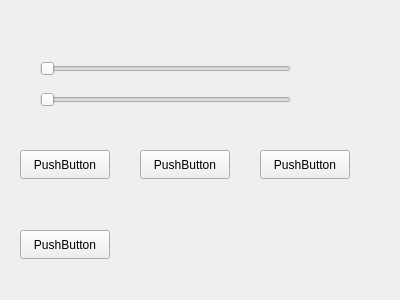
First picture: the form in settingpage.ui, repository mobinaebrahim/Slay-The-Spire, before the edit.
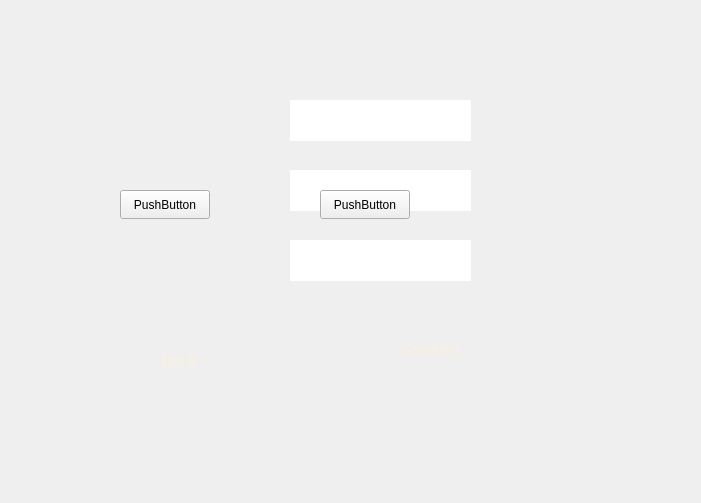
Second picture: the form after the edit. Icons and pictures are not drawn.

Commit message: feat : Add change password in setting

Patch:
```diff
--- a/settingpage.ui
+++ b/settingpage.ui
@@ -6,44 +6,309 @@
    <rect>
     <x>0</x>
     <y>0</y>
-    <width>400</width>
-    <height>300</height>
+    <width>701</width>
+    <height>503</height>
    </rect>
   </property>
   <property name="windowTitle">
    <string>Form</string>
   </property>
-  <widget class="QSlider" name="sliderMusic">
+  <widget class="QStackedWidget" name="stackedWidget">
    <property name="geometry">
     <rect>
-     <x>40</x>
-     <y>60</y>
-     <width>251</width>
-     <height>18</height>
+     <x>30</x>
+     <y>10</y>
+     <width>661</width>
+     <height>471</height>
     </rect>
    </property>
-   <property name="orientation">
-    <enum>Qt::Orientation::Horizontal</enum>
+   <property name="currentIndex">
+    <number>1</number>
    </property>
+   <widget class="QWidget" name="audio">
+    <widget class="QLabel" name="label">
+     <property name="geometry">
+      <rect>
+       <x>120</x>
+       <y>60</y>
+       <width>63</width>
+       <height>20</height>
+      </rect>
+     </property>
+     <property name="text">
+      <string>TextLabel</string>
+     </property>
+    </widget>
+    <widget class="QSlider" name="sliderEffects">
+     <property name="geometry">
+      <rect>
+       <x>130</x>
+       <y>140</y>
+       <width>251</width>
+       <height>20</height>
+      </rect>
+     </property>
+     <property name="orientation">
+      <enum>Qt::Orientation::Horizontal</enum>
+     </property>
+    </widget>
+    <widget class="QPushButton" name="btnCusor2">
+     <property name="geometry">
+      <rect>
+       <x>240</x>
+       <y>210</y>
+       <width>90</width>
+       <height>29</height>
+      </rect>
+     </property>
+     <property name="text">
+      <string>PushButton</string>
+     </property>
+    </widget>
+    <widget class="QPushButton" name="btnBack">
+     <property name="geometry">
+      <rect>
+       <x>190</x>
+       <y>410</y>
+       <width>90</width>
+       <height>29</height>
+      </rect>
+     </property>
+     <property name="text">
+      <string>PushButton</string>
+     </property>
+    </widget>
+    <widget class="QSlider" name="sliderMusic">
+     <property name="geometry">
+      <rect>
+       <x>130</x>
+       <y>110</y>
+       <width>251</width>
+       <height>18</height>
+      </rect>
+     </property>
+     <property name="orientation">
+      <enum>Qt::Orientation::Horizontal</enum>
+     </property>
+    </widget>
+    <widget class="QPushButton" name="btnCusor3">
+     <property name="geometry">
+      <rect>
+       <x>360</x>
+       <y>210</y>
+       <width>90</width>
+       <height>29</height>
+      </rect>
+     </property>
+     <property name="text">
+      <string>PushButton</string>
+     </property>
+    </widget>
+    <widget class="QPushButton" name="btnCusor1">
+     <property name="geometry">
+      <rect>
+       <x>120</x>
+       <y>210</y>
+       <width>90</width>
+       <height>29</height>
+      </rect>
+     </property>
+     <property name="text">
+      <string>PushButton</string>
+     </property>
+    </widget>
+   </widget>
+   <widget class="QWidget" name="changepass">
+    <widget class="QLineEdit" name="lineEdit_currentPassword">
+     <property name="geometry">
+      <rect>
+       <x>260</x>
+       <y>90</y>
+       <width>181</width>
+       <height>41</height>
+      </rect>
+     </property>
+     <property name="styleSheet">
+      <string notr="true">QLineEdit {
+    border-image: url(:/assets/authpage/lineedit.png) 0 0 0 0 strech strech;   
+}
+QLineEdit
+{
+    font-family: &quot;IM FELL English&quot;;
+    font-size: 16px;
+
+    color: #E8DFC4;
+    border: none;
+
+    padding-left: 12px;
+    padding-right: 12px;
+    selection-background-color: #9A6A1E;
+    selection-color: white;
+}
+
+</string>
+     </property>
+     <property name="echoMode">
+      <enum>QLineEdit::EchoMode::Password</enum>
+     </property>
+    </widget>
+    <widget class="QLineEdit" name="lineEdit_newPassword">
+     <property name="geometry">
+      <rect>
+       <x>260</x>
+       <y>160</y>
+       <width>181</width>
+       <height>41</height>
+      </rect>
+     </property>
+     <property name="styleSheet">
+      <string notr="true">QLineEdit {
+    border-image: url(:/assets/authpage/lineedit.png) 0 0 0 0 strech strech;   
+}
+QLineEdit
+{
+    font-family: &quot;IM FELL English&quot;;
+    font-size: 16px;
+
+    color: #E8DFC4;
+    border: none;
+
+    padding-left: 12px;
+    padding-right: 12px;
+    selection-background-color: #9A6A1E;
+    selection-color: white;
+}
+
+</string>
+     </property>
+     <property name="echoMode">
+      <enum>QLineEdit::EchoMode::Password</enum>
+     </property>
+    </widget>
+    <widget class="QLineEdit" name="lineEdit_confirmNewPassword">
+     <property name="geometry">
+      <rect>
+       <x>260</x>
+       <y>230</y>
+       <width>181</width>
+       <height>41</height>
+      </rect>
+     </property>
+     <property name="styleSheet">
+      <string notr="true">QLineEdit {
+    border-image: url(:/assets/authpage/lineedit.png) 0 0 0 0 strech strech;   
+}
+QLineEdit
+{
+    font-family: &quot;IM FELL English&quot;;
+    font-size: 16px;
+
+    color: #E8DFC4;
+    border: none;
+
+    padding-left: 12px;
+    padding-right: 12px;
+    selection-background-color: #9A6A1E;
+    selection-color: white;
+}
+
+</string>
+     </property>
+     <property name="echoMode">
+      <enum>QLineEdit::EchoMode::Password</enum>
+     </property>
+    </widget>
+    <widget class="QPushButton" name="btnback2">
+     <property name="geometry">
+      <rect>
+       <x>60</x>
+       <y>320</y>
+       <width>180</width>
+       <height>60</height>
+      </rect>
+     </property>
+     <property name="styleSheet">
+      <string notr="true">QPushButton#btnBack {
+    border-image: url(:/assets/authpage/back.png) 0 0 0 0 stretch stretch;
+    border: none;
+    background: transparent;
+}
+
+QPushButton
+{
+    font-family: &quot;Marcellus&quot;;
+    font-size: 16px;
+	font-weight:Bold;
+
+    color: rgb(245,240,225);
+
+    background: transparent;
+    border: none;
+}</string>
+     </property>
+     <property name="text">
+      <string>back</string>
+     </property>
+    </widget>
+    <widget class="QPushButton" name="btnConfirm">
+     <property name="geometry">
+      <rect>
+       <x>310</x>
+       <y>310</y>
+       <width>180</width>
+       <height>60</height>
+      </rect>
+     </property>
+     <property name="whatsThis">
+      <string>&lt;html&gt;&lt;head/&gt;&lt;body&gt;&lt;p&gt;QPushButton#btnConfirm {&lt;/p&gt;&lt;p&gt;    border-image: url(:/assets/authpage/confrim.png) 0 0 0 0 stretch stretch;&lt;/p&gt;&lt;p&gt;    border: none;&lt;/p&gt;&lt;p&gt;    background: transparent;&lt;/p&gt;&lt;p&gt;}&lt;/p&gt;&lt;p&gt;&lt;br/&gt;&lt;/p&gt;&lt;/body&gt;&lt;/html&gt;</string>
+     </property>
+     <property name="styleSheet">
+      <string notr="true">QPushButton#btnConfirm {
+    border-image: url(:/assets/authpage/confrim.png) 0 0 0 0 stretch stretch;
+    border: none;
+    background: transparent;
+}
+QPushButton
+{
+    font-family: &quot;Marcellus&quot;;
+    font-size: 16px;
+	font-weight:Bold;
+
+    color: rgb(245,240,225);
+
+    background: transparent;
+    border: none;
+}</string>
+     </property>
+     <property name="text">
+      <string>confrim</string>
+     </property>
+    </widget>
+    <widget class="QLabel" name="label_passwordChangeError">
+     <property name="geometry">
+      <rect>
+       <x>190</x>
+       <y>280</y>
+       <width>251</width>
+       <height>20</height>
+      </rect>
+     </property>
+     <property name="styleSheet">
+      <string notr="true">color: gold; 
+font-weight: bold;
+</string>
+     </property>
+     <property name="text">
+      <string/>
+     </property>
+    </widget>
+   </widget>
   </widget>
-  <widget class="QSlider" name="sliderEffects">
+  <widget class="QPushButton" name="btnTabAudio">
    <property name="geometry">
     <rect>
-     <x>40</x>
-     <y>90</y>
-     <width>251</width>
-     <height>20</height>
-    </rect>
-   </property>
-   <property name="orientation">
-    <enum>Qt::Orientation::Horizontal</enum>
-   </property>
-  </widget>
-  <widget class="QPushButton" name="btnBack">
-   <property name="geometry">
-    <rect>
-     <x>20</x>
-     <y>230</y>
+     <x>120</x>
+     <y>190</y>
      <width>90</width>
      <height>29</height>
     </rect>
@@ -52,37 +317,11 @@
     <string>PushButton</string>
    </property>
   </widget>
-  <widget class="QPushButton" name="btnCusor1">
+  <widget class="QPushButton" name="btnTabPassword">
    <property name="geometry">
     <rect>
-     <x>20</x>
-     <y>150</y>
-     <width>90</width>
-     <height>29</height>
-    </rect>
-   </property>
-   <property name="text">
-    <string>PushButton</string>
-   </property>
-  </widget>
-  <widget class="QPushButton" name="btnCusor2">
-   <property name="geometry">
-    <rect>
-     <x>140</x>
-     <y>150</y>
-     <width>90</width>
-     <height>29</height>
-    </rect>
-   </property>
-   <property name="text">
-    <string>PushButton</string>
-   </property>
-  </widget>
-  <widget class="QPushButton" name="btnCusor3">
-   <property name="geometry">
-    <rect>
-     <x>260</x>
-     <y>150</y>
+     <x>320</x>
+     <y>190</y>
      <width>90</width>
      <height>29</height>
     </rect>
```
The commit also changes 4 other files.
